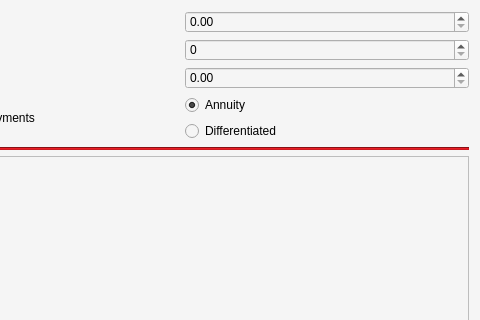
Above: src/view/creditView.ui from Effectuss/Smart-calculator before the change; both pictures show x 116 to 596 and y 0 to 320 of the 596 by 564 pixel window. Below: the same form after it.
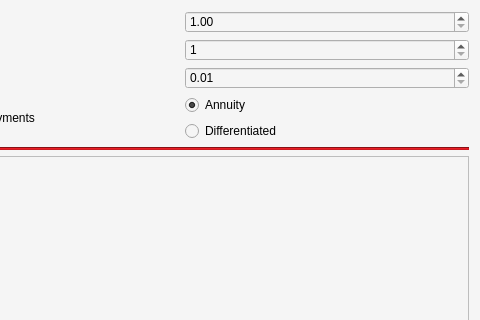
That is the form after the change.

Commit message: Name and connect for buttons in credit view

The edit to the form file:
```diff
--- a/src/view/creditView.ui
+++ b/src/view/creditView.ui
@@ -10,6 +10,12 @@
     <height>564</height>
    </rect>
   </property>
+  <property name="minimumSize">
+   <size>
+    <width>596</width>
+    <height>564</height>
+   </size>
+  </property>
   <property name="windowTitle">
    <string>Credit Calculator</string>
   </property>
@@ -33,6 +39,12 @@
        <property name="focusPolicy">
         <enum>Qt::ClickFocus</enum>
        </property>
+       <property name="minimum">
+        <double>0.010000000000000</double>
+       </property>
+       <property name="maximum">
+        <double>999.000000000000000</double>
+       </property>
       </widget>
      </item>
      <item row="1" column="0">
@@ -50,8 +62,11 @@
        <property name="decimals">
         <number>2</number>
        </property>
+       <property name="minimum">
+        <double>1.000000000000000</double>
+       </property>
        <property name="maximum">
-        <double>112312313131231318427786280960.000000000000000</double>
+        <double>1000000000000.000000000000000</double>
        </property>
        <property name="stepType">
         <enum>QAbstractSpinBox::DefaultStepType</enum>
@@ -130,6 +145,12 @@
        <property name="focusPolicy">
         <enum>Qt::ClickFocus</enum>
        </property>
+       <property name="minimum">
+        <number>1</number>
+       </property>
+       <property name="maximum">
+        <number>600</number>
+       </property>
       </widget>
      </item>
      <item row="8" column="1">
```
Left out of the diff: 28 changed lines with no effect on the pictures. The commit also changes 2 other files.
